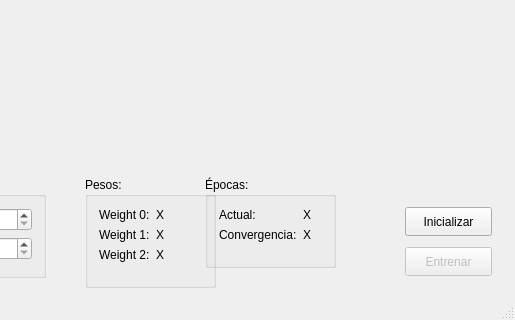
Qt form mainwindow.ui (Adriantega12/Perceptron) before a commit; both pictures show x 385 to 900 and y 280 to 600 of the 900 by 600 pixel window.
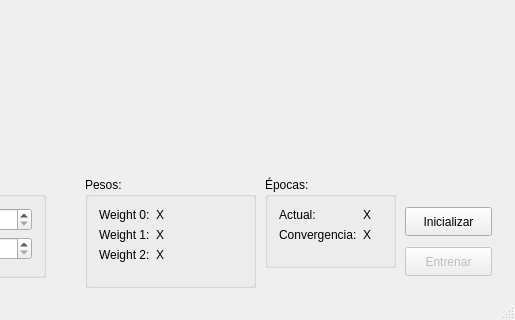
The same form after that commit. Custom widgets are drawn as their Qt base class.

Patch:
```diff
--- a/mainwindow.ui
+++ b/mainwindow.ui
@@ -143,7 +143,7 @@
      <rect>
       <x>470</x>
       <y>440</y>
-      <width>131</width>
+      <width>171</width>
       <height>111</height>
      </rect>
     </property>
@@ -198,7 +198,7 @@
    <widget class="QGroupBox" name="paramGB_3">
     <property name="geometry">
      <rect>
-      <x>590</x>
+      <x>650</x>
       <y>440</y>
       <width>131</width>
       <height>91</height>
```
